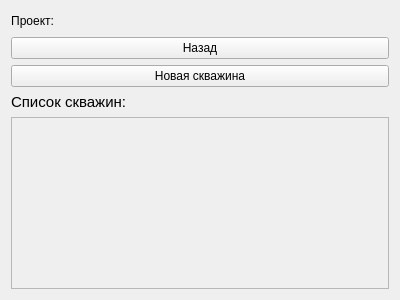
Old version of the form resources/ui/ProjectForm.ui in the repository StellarCampfire/GeoPhoto.
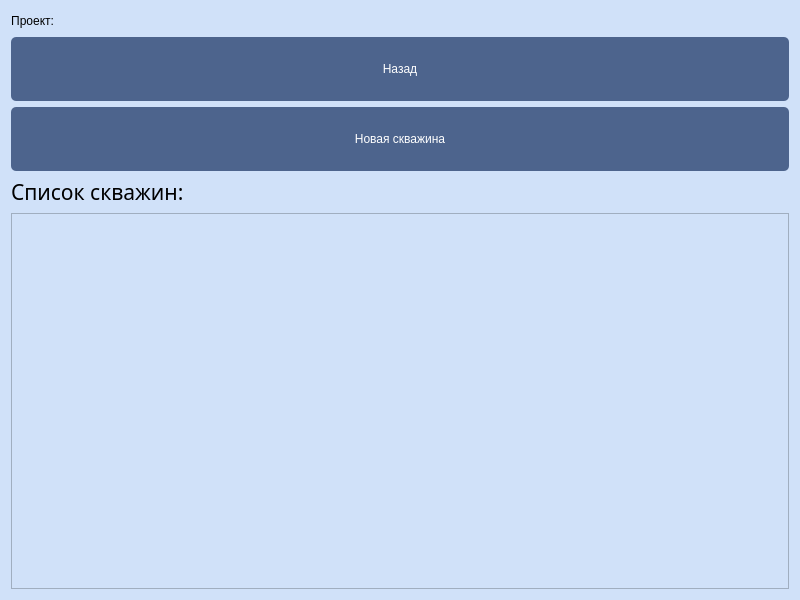
New version of the form.

Commit message: GEOP-6 Project design

Patch:
```diff
--- a/resources/ui/ProjectForm.ui
+++ b/resources/ui/ProjectForm.ui
@@ -6,13 +6,41 @@
    <rect>
     <x>0</x>
     <y>0</y>
-    <width>400</width>
-    <height>300</height>
+    <width>800</width>
+    <height>600</height>
    </rect>
   </property>
   <property name="windowTitle">
    <string>Form</string>
   </property>
+  <property name="styleSheet">
+   <string notr="true">QLabel {
+	text-align: center;
+	font: 57 16pt &quot;Sono Medium&quot;;
+}
+
+QWidget {
+    background-color: rgb(208, 225, 249);
+}
+
+QPushButton {
+    background-color: rgb(77, 100, 141);
+
+    color: white;
+    border-radius: 5px;
+	padding: 25;
+	font: 57 18pt &quot;Sono Medium&quot;;
+}
+
+QPushButton:focus {
+    background-color: rgb(40, 54, 85);
+
+    color: white;
+    border-radius: 5px;
+	padding: 25;
+	font: 57 18pt &quot;Sono Medium&quot;;
+}</string>
+  </property>
   <layout class="QVBoxLayout" name="verticalLayout">
    <item>
     <layout class="QHBoxLayout" name="horizontalLayout_2">
@@ -73,7 +101,11 @@
     <widget class="QLabel" name="label">
      <property name="font">
       <font>
-       <pointsize>11</pointsize>
+       <family>Sono Medium</family>
+       <pointsize>16</pointsize>
+       <weight>7</weight>
+       <italic>false</italic>
+       <bold>false</bold>
       </font>
      </property>
      <property name="text">
@@ -94,8 +126,8 @@
        <rect>
         <x>0</x>
         <y>0</y>
-        <width>374</width>
-        <height>149</height>
+        <width>774</width>
+        <height>338</height>
        </rect>
       </property>
       <layout class="QVBoxLayout" name="verticalLayout_2">
```
The commit also changes 10 other files.
